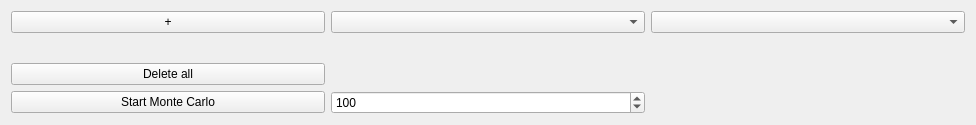
This is ui_monte_carlo_widget.ui in TheJRapp/PeriphNeuronStim as Qt 5 draws it before an edit. The edited form follows.
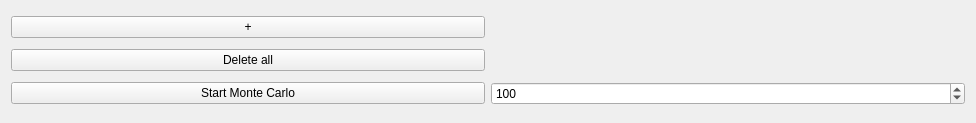
This is the edited form.

Commit message: reorganized monte carlo simulation; each simulation has its own widget with the three parameters current, axon diameter and offset

The edit to the form file:
```diff
--- a/ui_monte_carlo_widget.ui
+++ b/ui_monte_carlo_widget.ui
@@ -14,34 +14,7 @@
    <string>Form</string>
   </property>
   <layout class="QGridLayout" name="gridLayout">
-   <item row="0" column="0">
-    <widget class="QPushButton" name="parameter_push_button">
-     <property name="text">
-      <string>+</string>
-     </property>
-    </widget>
-   </item>
-   <item row="0" column="2">
-    <widget class="QComboBox" name="parameter_2_combobox"/>
-   </item>
-   <item row="3" column="0">
-    <widget class="QPushButton" name="start_mc_button">
-     <property name="text">
-      <string>Start Monte Carlo</string>
-     </property>
-    </widget>
-   </item>
-   <item row="0" column="1">
-    <widget class="QComboBox" name="parameter_1_combobox"/>
-   </item>
-   <item row="2" column="0">
-    <widget class="QPushButton" name="delete_all_pushbutton">
-     <property name="text">
-      <string>Delete all</string>
-     </property>
-    </widget>
-   </item>
-   <item row="3" column="1">
+   <item row="2" column="1">
     <widget class="QSpinBox" name="runs_spinBox">
      <property name="maximum">
       <number>10000</number>
@@ -51,14 +24,30 @@
      </property>
     </widget>
    </item>
-   <item row="1" column="1">
+   <item row="2" column="0">
+    <widget class="QPushButton" name="start_mc_button">
+     <property name="text">
+      <string>Start Monte Carlo</string>
+     </property>
+    </widget>
+   </item>
+   <item row="1" column="0">
+    <widget class="QPushButton" name="delete_all_pushbutton">
+     <property name="text">
+      <string>Delete all</string>
+     </property>
+    </widget>
+   </item>
+   <item row="0" column="0">
+    <widget class="QPushButton" name="add_simulation_push_button">
+     <property name="text">
+      <string>+</string>
+     </property>
+    </widget>
+   </item>
+   <item row="0" column="1">
     <widget class="QWidget" name="widget" native="true">
-     <layout class="QVBoxLayout" name="parameter_1_layout"/>
-    </widget>
-   </item>
-   <item row="1" column="2">
-    <widget class="QWidget" name="widget_2" native="true">
-     <layout class="QGridLayout" name="parameter_2_layout"/>
+     <layout class="QVBoxLayout" name="sim_layout"/>
     </widget>
    </item>
   </layout>
```
The commit also changes 3 other files.
